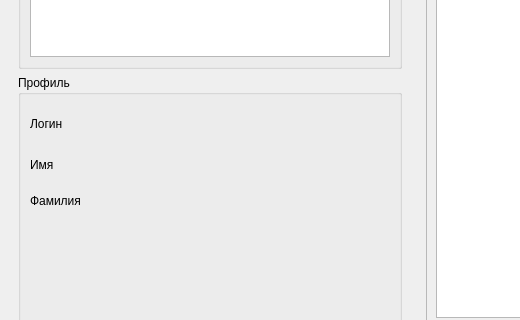
First picture: the form in ui/graphic/app_window.ui, repository yurij-lyubskij/goto_chat, before the edit; both pictures show x 0 to 520 and y 278 to 598 of the 827 by 682 pixel window.
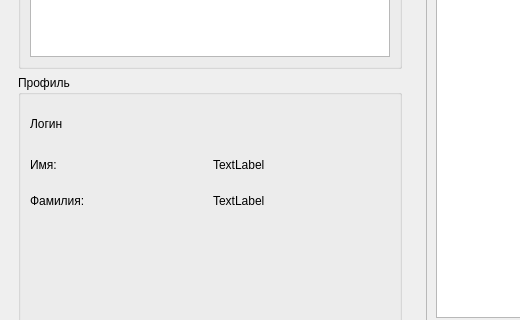
Second picture: the form after the edit.

What changed in the file:
```diff
--- a/ui/graphic/app_window.ui
+++ b/ui/graphic/app_window.ui
@@ -127,8 +127,39 @@
                  <layout class="QGridLayout" name="gridLayout_4">
                   <item row="0" column="0">
                    <layout class="QGridLayout" name="gridLayout_2">
+                    <item row="1" column="0">
+                     <widget class="QLabel" name="label_3">
+                      <property name="sizePolicy">
+                       <sizepolicy hsizetype="Maximum" vsizetype="Preferred">
+                        <horstretch>0</horstretch>
+                        <verstretch>0</verstretch>
+                       </sizepolicy>
+                      </property>
+                      <property name="minimumSize">
+                       <size>
+                        <width>0</width>
+                        <height>30</height>
+                       </size>
+                      </property>
+                      <property name="maximumSize">
+                       <size>
+                        <width>16777215</width>
+                        <height>30</height>
+                       </size>
+                      </property>
+                      <property name="text">
+                       <string>Имя:</string>
+                      </property>
+                     </widget>
+                    </item>
                     <item row="0" column="0">
                      <widget class="QLabel" name="login_label">
+                      <property name="sizePolicy">
+                       <sizepolicy hsizetype="Expanding" vsizetype="Preferred">
+                        <horstretch>0</horstretch>
+                        <verstretch>0</verstretch>
+                       </sizepolicy>
+                      </property>
                       <property name="minimumSize">
                        <size>
                         <width>0</width>
@@ -151,6 +182,12 @@
                     </item>
                     <item row="2" column="0">
                      <widget class="QLabel" name="label_4">
+                      <property name="sizePolicy">
+                       <sizepolicy hsizetype="Maximum" vsizetype="Preferred">
+                        <horstretch>0</horstretch>
+                        <verstretch>0</verstretch>
+                       </sizepolicy>
+                      </property>
                       <property name="minimumSize">
                        <size>
                         <width>0</width>
@@ -164,26 +201,33 @@
                        </size>
                       </property>
                       <property name="text">
-                       <string>Фамилия</string>
+                       <string>Фамилия:</string>
                       </property>
                      </widget>
                     </item>
-                    <item row="1" column="0">
-                     <widget class="QLabel" name="label_3">
-                      <property name="minimumSize">
-                       <size>
-                        <width>0</width>
-                        <height>30</height>
-                       </size>
+                    <item row="1" column="1">
+                     <widget class="QLabel" name="label">
+                      <property name="sizePolicy">
+                       <sizepolicy hsizetype="Expanding" vsizetype="Preferred">
+                        <horstretch>0</horstretch>
+                        <verstretch>0</verstretch>
+                       </sizepolicy>
                       </property>
-                      <property name="maximumSize">
-                       <size>
-                        <width>16777215</width>
-                        <height>30</height>
-                       </size>
+                      <property name="text">
+                       <string>TextLabel</string>
                       </property>
+                     </widget>
+                    </item>
+                    <item row="2" column="1">
+                     <widget class="QLabel" name="label_5">
+                      <property name="sizePolicy">
+                       <sizepolicy hsizetype="Expanding" vsizetype="Preferred">
+                        <horstretch>0</horstretch>
+                        <verstretch>0</verstretch>
+                       </sizepolicy>
+                      </property>
                       <property name="text">
-                       <string>Имя</string>
+                       <string>TextLabel</string>
                       </property>
                      </widget>
                     </item>
```
